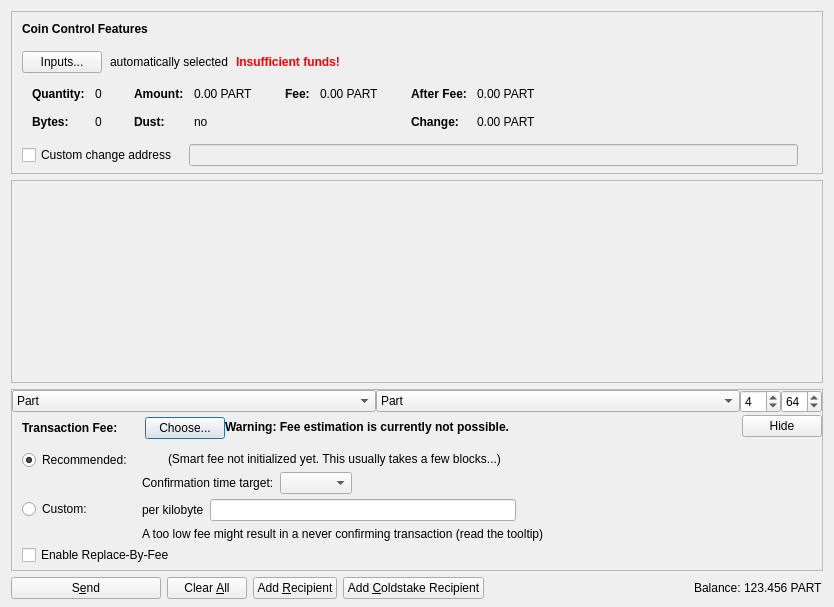
The window that src/qt/forms/sendcoinsdialog.ui (dmitry9888/falcon) describes before a commit, drawn with Qt 5.
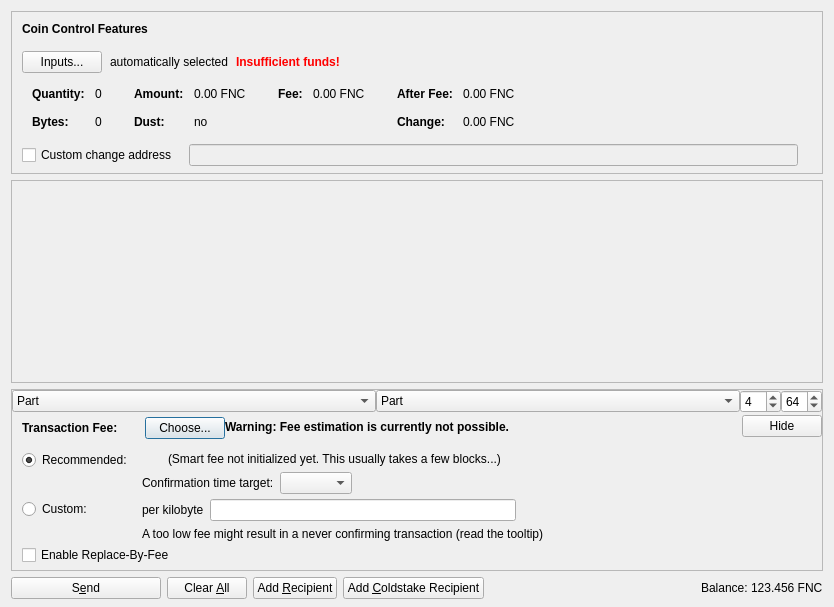
The same window after the commit. Icons and pictures are not drawn. Custom widgets are drawn as their Qt base class.

```diff
--- a/src/qt/forms/sendcoinsdialog.ui
+++ b/src/qt/forms/sendcoinsdialog.ui
@@ -324,7 +324,7 @@
                   <enum>Qt::ActionsContextMenu</enum>
                  </property>
                  <property name="text">
-                  <string notr="true">0.00 PART</string>
+                  <string notr="true">0.00 FNC</string>
                  </property>
                  <property name="textInteractionFlags">
                   <set>Qt::LinksAccessibleByMouse|Qt::TextSelectableByKeyboard|Qt::TextSelectableByMouse</set>
@@ -404,7 +404,7 @@
                   <enum>Qt::ActionsContextMenu</enum>
                  </property>
                  <property name="text">
-                  <string notr="true">0.00 PART</string>
+                  <string notr="true">0.00 FNC</string>
                  </property>
                  <property name="textInteractionFlags">
                   <set>Qt::LinksAccessibleByMouse|Qt::TextSelectableByKeyboard|Qt::TextSelectableByMouse</set>
@@ -455,7 +455,7 @@
                   <enum>Qt::ActionsContextMenu</enum>
                  </property>
                  <property name="text">
-                  <string notr="true">0.00 PART</string>
+                  <string notr="true">0.00 FNC</string>
                  </property>
                  <property name="textInteractionFlags">
                   <set>Qt::LinksAccessibleByMouse|Qt::TextSelectableByKeyboard|Qt::TextSelectableByMouse</set>
@@ -484,7 +484,7 @@
                   <enum>Qt::ActionsContextMenu</enum>
                  </property>
                  <property name="text">
-                  <string notr="true">0.00 PART</string>
+                  <string notr="true">0.00 FNC</string>
                  </property>
                  <property name="textInteractionFlags">
                   <set>Qt::LinksAccessibleByMouse|Qt::TextSelectableByKeyboard|Qt::TextSelectableByMouse</set>
@@ -1320,7 +1320,7 @@
           <cursorShape>IBeamCursor</cursorShape>
          </property>
          <property name="text">
-          <string notr="true">123.456 PART</string>
+          <string notr="true">123.456 FNC</string>
          </property>
          <property name="textInteractionFlags">
           <set>Qt::LinksAccessibleByMouse|Qt::TextSelectableByKeyboard|Qt::TextSelectableByMouse</set>
```
